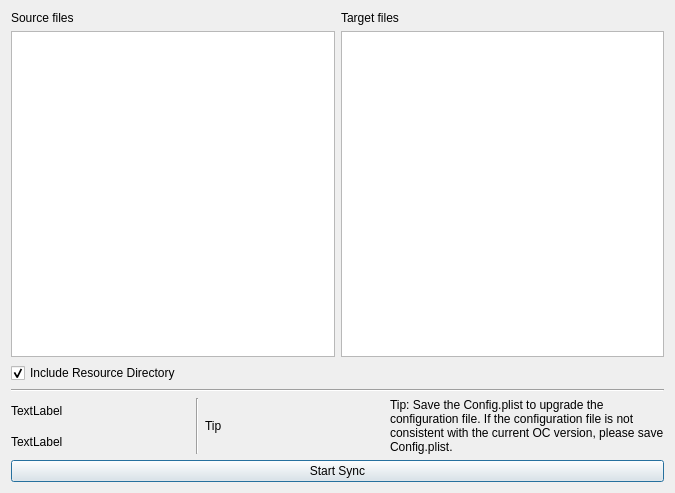
Old version of the form syncocdialog.ui in the repository ic005k/OCAuxiliaryTools.
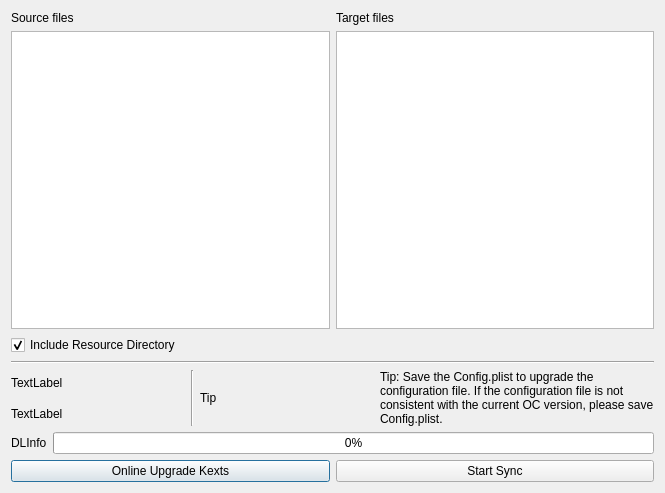
New version of the form.

```diff
--- a/syncocdialog.ui
+++ b/syncocdialog.ui
@@ -6,29 +6,31 @@
    <rect>
     <x>0</x>
     <y>0</y>
-    <width>675</width>
+    <width>665</width>
     <height>493</height>
    </rect>
   </property>
   <property name="windowTitle">
    <string>Sync OC</string>
   </property>
+  <layout class="QGridLayout" name="gridLayout_6">
+   <item row="0" column="0">
   <layout class="QGridLayout" name="gridLayout_3">
-   <item row="0" column="0">
+     <item row="1" column="0">
     <widget class="QLabel" name="lblSource">
      <property name="text">
       <string>Source files</string>
      </property>
     </widget>
    </item>
-   <item row="0" column="1">
+     <item row="1" column="1">
     <widget class="QLabel" name="lblTarget">
      <property name="text">
       <string>Target files</string>
      </property>
     </widget>
    </item>
-   <item row="1" column="0">
+     <item row="2" column="0">
     <widget class="QListWidget" name="listSource">
      <property name="minimumSize">
       <size>
@@ -59,7 +61,7 @@
      </property>
     </widget>
    </item>
-   <item row="1" column="1">
+     <item row="2" column="1">
     <widget class="QListWidget" name="listTarget">
      <property name="minimumSize">
       <size>
@@ -78,7 +80,9 @@
      </property>
     </widget>
    </item>
-   <item row="2" column="0">
+    </layout>
+   </item>
+   <item row="1" column="0">
     <widget class="QCheckBox" name="chkIncludeResource">
      <property name="text">
       <string>Include Resource Directory</string>
@@ -88,14 +92,14 @@
      </property>
     </widget>
    </item>
-   <item row="3" column="0" colspan="2">
+   <item row="2" column="0">
     <widget class="Line" name="line">
      <property name="orientation">
       <enum>Qt::Horizontal</enum>
      </property>
     </widget>
    </item>
-   <item row="4" column="0" colspan="2">
+   <item row="3" column="0">
     <layout class="QGridLayout" name="gridLayout_2">
      <item row="1" column="3">
       <widget class="QLabel" name="label_2">
@@ -141,12 +145,53 @@
      </item>
     </layout>
    </item>
-   <item row="5" column="0" colspan="2">
+   <item row="4" column="0">
+    <layout class="QGridLayout" name="gridLayout_5">
+     <item row="0" column="0">
+      <widget class="QLabel" name="labelShowDLInfo">
+       <property name="text">
+        <string>DLInfo</string>
+       </property>
+      </widget>
+     </item>
+     <item row="0" column="1">
+      <widget class="QProgressBar" name="progressBarKext">
+       <property name="minimumSize">
+        <size>
+         <width>0</width>
+         <height>0</height>
+        </size>
+       </property>
+       <property name="maximumSize">
+        <size>
+         <width>16777215</width>
+         <height>16777215</height>
+        </size>
+       </property>
+       <property name="value">
+        <number>0</number>
+       </property>
+      </widget>
+     </item>
+    </layout>
+   </item>
+   <item row="5" column="0">
+    <layout class="QGridLayout" name="gridLayout_4">
+     <item row="0" column="0">
+      <widget class="QPushButton" name="btnUpKexts">
+       <property name="text">
+        <string>Online Upgrade Kexts</string>
+       </property>
+      </widget>
+     </item>
+     <item row="0" column="1">
     <widget class="QPushButton" name="btnStartSync">
      <property name="text">
       <string>Start Sync</string>
      </property>
     </widget>
+     </item>
+    </layout>
    </item>
   </layout>
  </widget>
```
Lines whose indentation alone changed are shown as unchanged.
